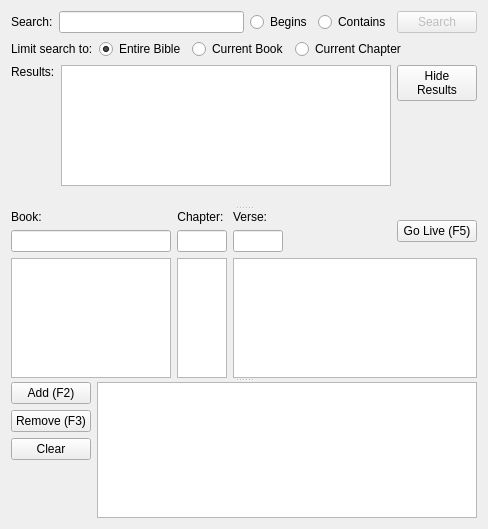
Before: the Qt Designer form src/biblewidget.ui in SoftProjector/src, drawn with Qt 5.
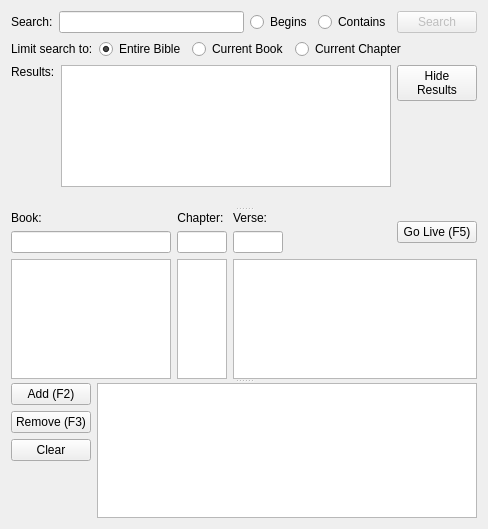
After: the same form once the commit is applied. Icons and pictures are not drawn.

Commit message: bibleWidget result_splitter issue with reloading and child collapse has been resolved

The edit to the form file:
```diff
--- a/src/biblewidget.ui
+++ b/src/biblewidget.ui
@@ -19,17 +19,16 @@
   <property name="windowTitle">
    <string>Form</string>
   </property>
-  <layout class="QVBoxLayout" name="verticalLayout_9">
-   <item>
-    <widget class="QSplitter" name="splitter">
-     <property name="orientation">
-      <enum>Qt::Vertical</enum>
-     </property>
+  <layout class="QGridLayout" name="gridLayout_3">
+   <item row="0" column="0">
      <widget class="QSplitter" name="results_splitter">
       <property name="orientation">
        <enum>Qt::Vertical</enum>
       </property>
-      <widget class="QWidget" name="">
+     <property name="childrenCollapsible">
+      <bool>false</bool>
+     </property>
+     <widget class="QWidget" name="layoutWidget">
        <layout class="QVBoxLayout" name="search_layout">
         <item>
          <layout class="QHBoxLayout" name="horizontalLayout_2" stretch="0,1,0,0,0">
@@ -583,7 +582,6 @@
          </layout>
         </item>
        </layout>
-      </widget>
      </widget>
      <widget class="QWidget" name="layoutWidget">
       <layout class="QGridLayout" name="gridLayout">
```
Lines whose indentation alone changed are shown as unchanged. The commit also changes 1 other file.
